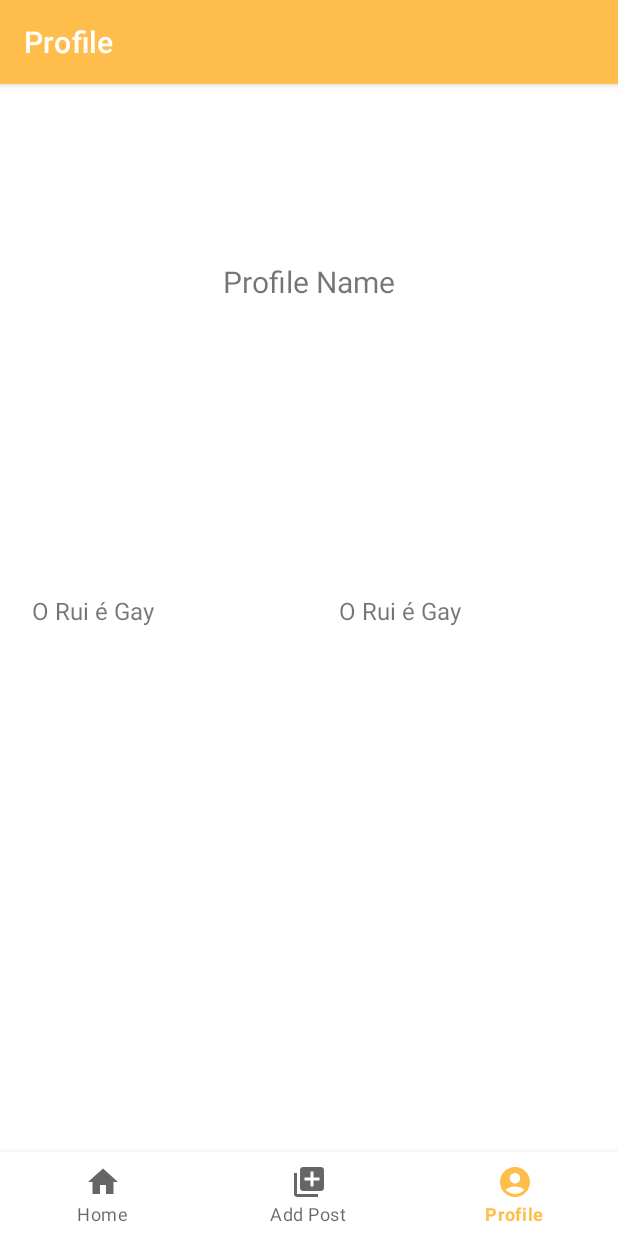
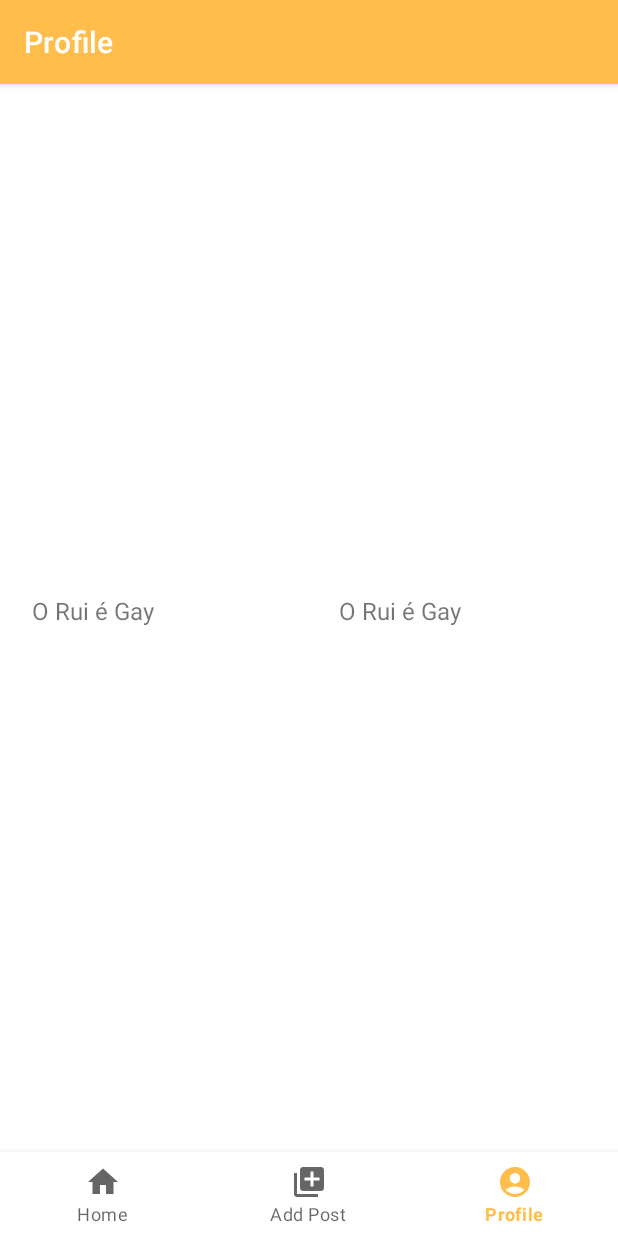
Before and after one commit to FranciscoOliveira7/ReBeal, an Android app: the screen it shows after launch (MainActivity), item 3 of the bottom bar chosen, on a phone screen of 412 x 824 dp. Run offline under Robolectric (Android 15) with nearby library versions, the phone set to English and light mode, and no system bars; our stand-ins replace Firebase (no records; nobody signed in at launch, a user with empty details on screens opened directly), navigation-ui.

Commit message:
fixes small username issue

```diff
--- a/app/src/main/res/layout/fragment_profile.xml
+++ b/app/src/main/res/layout/fragment_profile.xml
@@ -23,8 +23,8 @@
         android:layout_width="wrap_content"
         android:layout_height="wrap_content"
         android:layout_marginTop="16dp"
-        android:text="Profile Name"
         android:textSize="20sp"
+        android:textStyle="bold"
         app:layout_constraintEnd_toEndOf="parent"
         app:layout_constraintStart_toStartOf="parent"
         app:layout_constraintTop_toBottomOf="@+id/profilePicture" />
```
